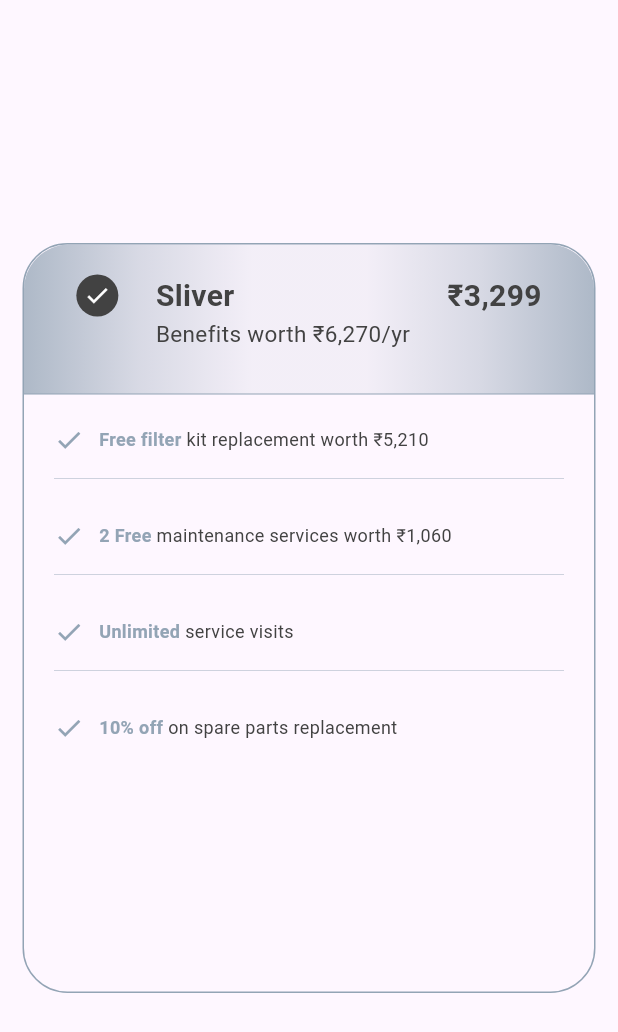
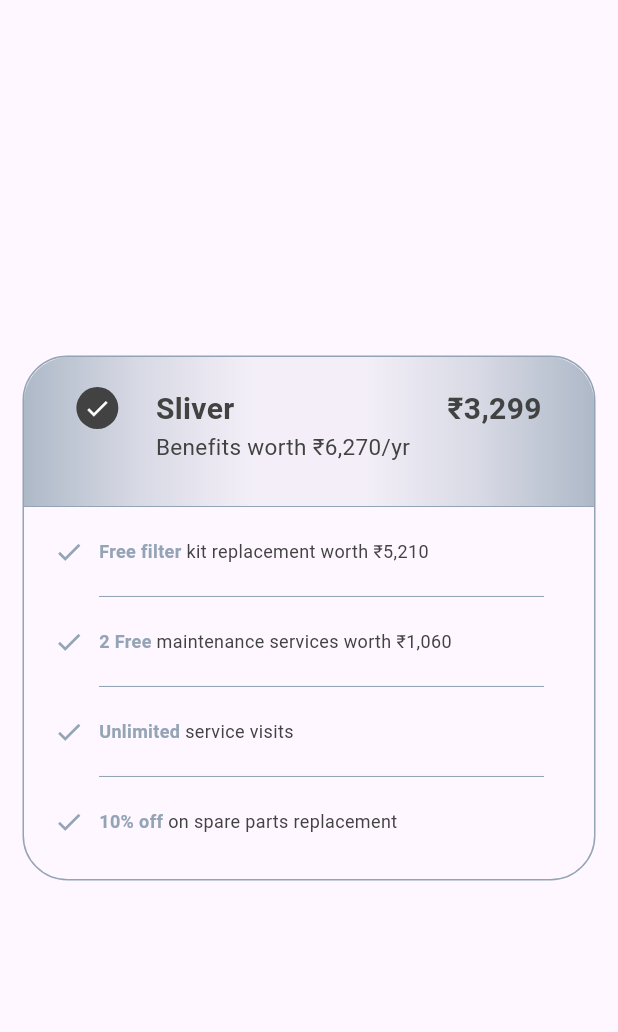
Before and after one commit to Sweetyrawat-star/CardDesign, a Flutter app: the screen it shows after launch, on a phone screen of 412 x 824 dp. Shown: the top 1032 px of the screen. Run offline on Flutter 3.47's test engine with Material 3 defaults, Android fonts, the phone set to English and light mode, and no system bars.

Commit message:
changes done

```diff
--- a/lib/BuildData.dart
+++ b/lib/BuildData.dart
@@ -15,20 +15,8 @@ class ColoredList extends StatelessWidget {
 
   @override
   Widget build(BuildContext context) {
-    return ListView.separated(
+    return ListView.builder(
       padding: EdgeInsets.zero,
-      separatorBuilder: (context, index) {
-        return const Padding(
-         padding: EdgeInsets.only(
-          left: 20.0,
-          right: 20.0,
-        ),
-          child: Divider(
-           thickness: 0.3,
-            color: ColorUtils.greyBlue,
-          ),
-        );
-      },
       shrinkWrap: true,
       itemCount: nameOfList.length,
       itemBuilder: (context, index) {
@@ -36,14 +24,22 @@ class ColoredList extends StatelessWidget {
           padding: const EdgeInsets.only(
             left: 20.0,
             right: 20.0,
-            top:  20.0,
-            bottom: 8.0,
           ),
           child: Row(
             children: [
               const Icon(Icons.check, color: ColorUtils.greyBlue, size: 20),
               const SizedBox(width: 10),
-              buildRichText(nameOfList[index]),
+              Container(
+                width: MediaQuery.of(context).size.width*0.72,
+                decoration:  BoxDecoration(
+                  border: Border(
+                    bottom: BorderSide(
+                      color: index == nameOfList.length - 1 ? Colors.transparent : ColorUtils.greyBlue,
+                      width: 0.7,
+                    ),
+                  ),
+                ),
+                  height:60,child: buildRichText(nameOfList[index])),
             ],
           ),
         );
--- a/lib/CardDesign.dart
+++ b/lib/CardDesign.dart
@@ -20,7 +20,7 @@ class _CardDesignState extends State<CardDesign> {
             right: 15.0,
           ),
           child: Container(
-            height: 500,
+           height: 350,
             decoration: BoxDecoration(
               borderRadius: BorderRadius.circular(30.0),
               border: Border.all(color:  ColorUtils.greyBlue),
```
